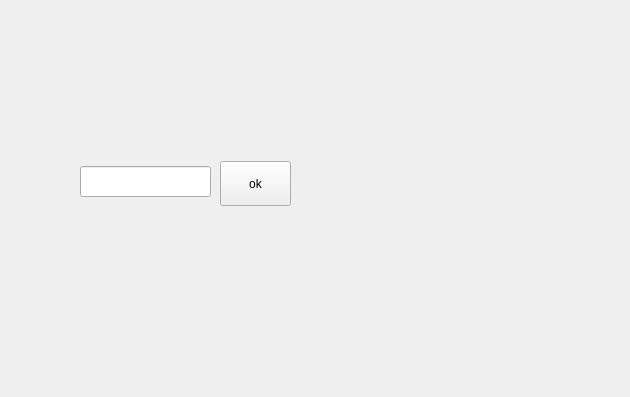
couatl/Mort, file ui/gamewindow.ui: the form before one commit; both pictures show x 330 to 960 and y 143 to 540 of the 960 by 540 pixel window.
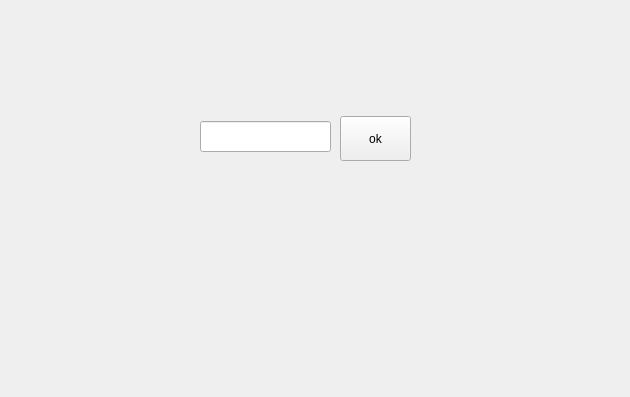
The form after the commit.

The edit to the form file:
```diff
--- a/ui/gamewindow.ui
+++ b/ui/gamewindow.ui
@@ -49,8 +49,8 @@
      <widget class="QLineEdit" name="userLineEdit">
       <property name="geometry">
        <rect>
-        <x>410</x>
-        <y>290</y>
+        <x>530</x>
+        <y>245</y>
         <width>131</width>
         <height>31</height>
        </rect>
@@ -59,8 +59,8 @@
      <widget class="QPushButton" name="pushButton">
       <property name="geometry">
        <rect>
-        <x>550</x>
-        <y>285</y>
+        <x>670</x>
+        <y>240</y>
         <width>71</width>
         <height>45</height>
        </rect>
@@ -72,9 +72,9 @@
      <widget class="QLabel" name="errorLabel">
       <property name="geometry">
        <rect>
-        <x>410</x>
-        <y>330</y>
-        <width>201</width>
+        <x>550</x>
+        <y>218</y>
+        <width>251</width>
         <height>21</height>
        </rect>
       </property>
@@ -92,9 +92,9 @@
       <property name="geometry">
        <rect>
         <x>120</x>
-        <y>60</y>
-        <width>621</width>
-        <height>201</height>
+        <y>50</y>
+        <width>701</width>
+        <height>301</height>
        </rect>
       </property>
       <property name="text">
```
Left out of the diff: 9 changed lines with no effect on the pictures.
